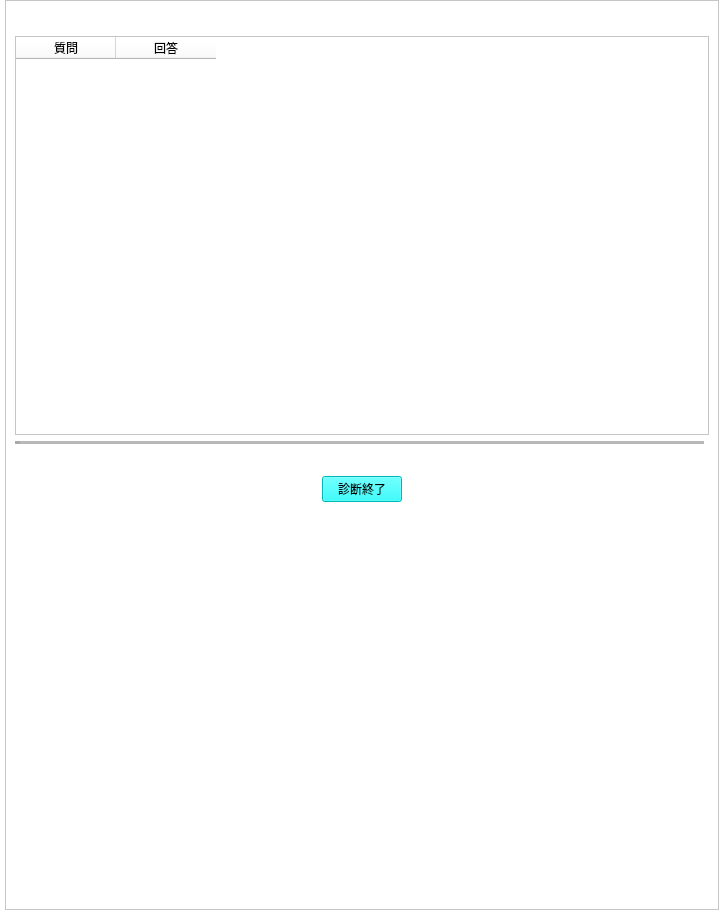
Before: the Qt Designer form design/enaviInput.ui in kokimame/e-navi, drawn with Qt 5.
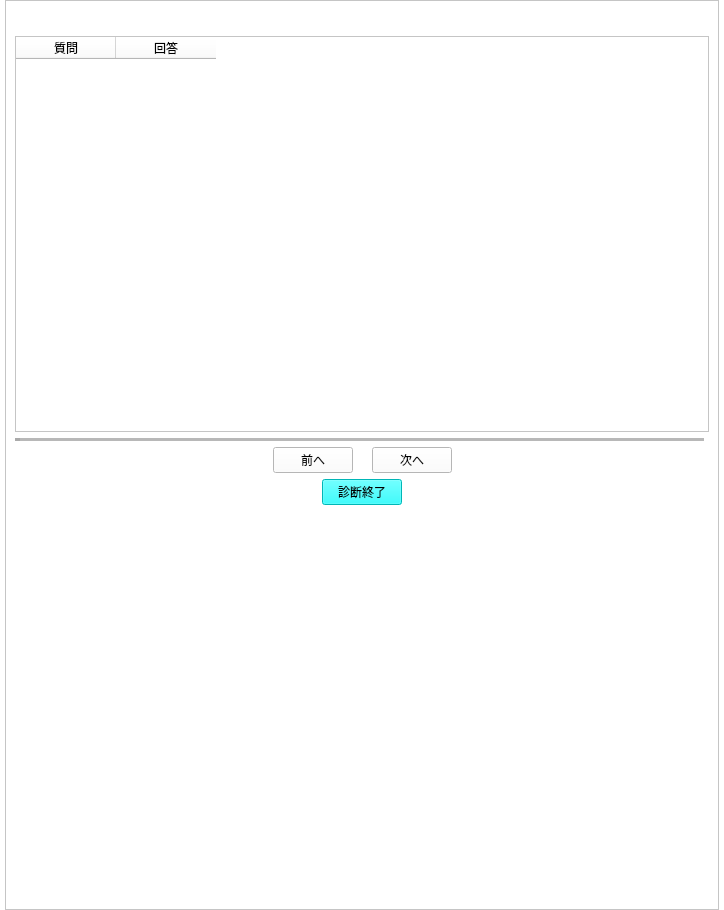
After: the same form once the commit is applied. Icons and pictures are not drawn.

Patch:
```diff
--- a/design/enaviInput.ui
+++ b/design/enaviInput.ui
@@ -119,6 +119,13 @@
            </property>
           </spacer>
          </item>
+         <item>
+          <widget class="QPushButton" name="pushButton">
+           <property name="text">
+            <string>前へ</string>
+           </property>
+          </widget>
+         </item>
          <item>
           <widget class="QLabel" name="label_3">
            <property name="text">
@@ -129,6 +136,13 @@
            </property>
           </widget>
          </item>
+         <item>
+          <widget class="QPushButton" name="pushButton_2">
+           <property name="text">
+            <string>次へ</string>
+           </property>
+          </widget>
+         </item>
          <item>
           <spacer name="horizontalSpacer_9">
            <property name="orientation">
```
